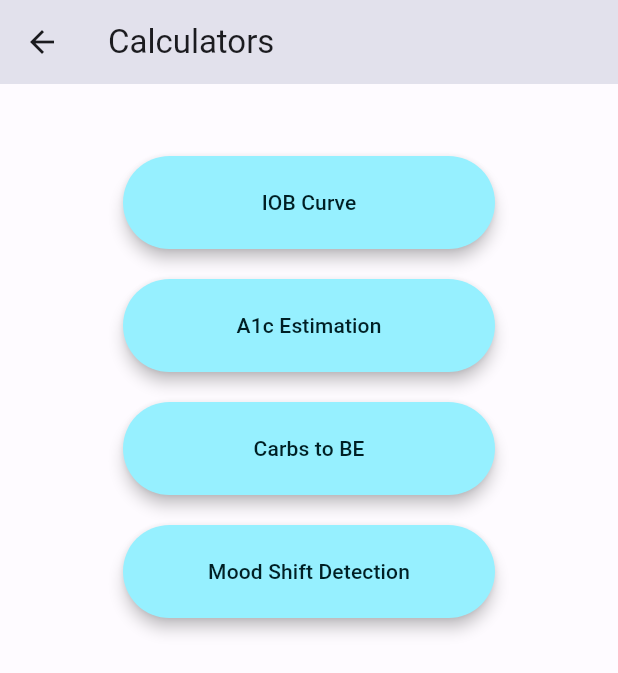
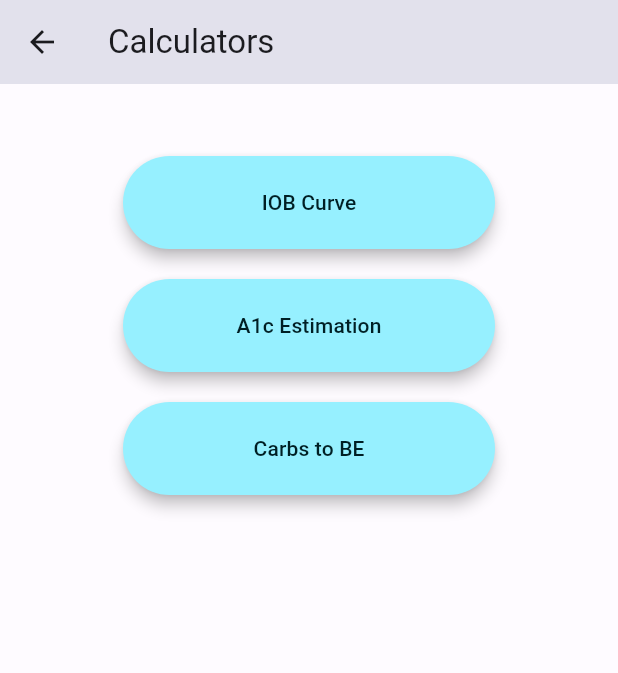
Before and after one commit to clutchkingasiimov/T1App, a Flutter app: the Calculators screen opened directly, on a phone screen of 412 x 824 dp. Shown: the top 673 px of the screen. Run offline on Flutter 3.47's test engine with Material 2 defaults, Android fonts, the phone set to English and light mode, and no system bars; drawn by our look-alikes of dynamic_color.

Commit message:
Connect the pages with the Main Menu screen

```diff
--- a/audacia/lib/screens/calculators.dart
+++ b/audacia/lib/screens/calculators.dart
@@ -17,8 +17,9 @@ class Calculators extends StatelessWidget {
           builder: (BuildContext context) {
             return IconButton(
               icon: const Icon(Icons.arrow_back),
-              onPressed: () { Scaffold.of(context).openDrawer(); },
-              tooltip: MaterialLocalizations.of(context).openAppDrawerTooltip
+              onPressed: () {
+                Navigator.pop(context);
+              },
             );
           },
         ),
@@ -31,19 +32,20 @@ class Calculators extends StatelessWidget {
           SizedBox(height: 20.0),
           PageButtons('A1c Estimation'),
           SizedBox(height: 20.0),
-          PageButtons('Carbs to BE'),
-          SizedBox(height: 20.0),
-          PageButtons('Mood Shift Detection')
+          PageButtons('Carbs to BE')
+          // SizedBox(height: 20.0),
+          // PageButtons('Mood Shift Detection')
         ],)
       ),
     );
   }
 }
 
+
 class PageButtons extends StatelessWidget{
   final String buttonName;
 
-  const PageButtons(this.buttonName);
+  const PageButtons(this.buttonName, {super.key});
 
   @override
   Widget build(BuildContext context){
```
